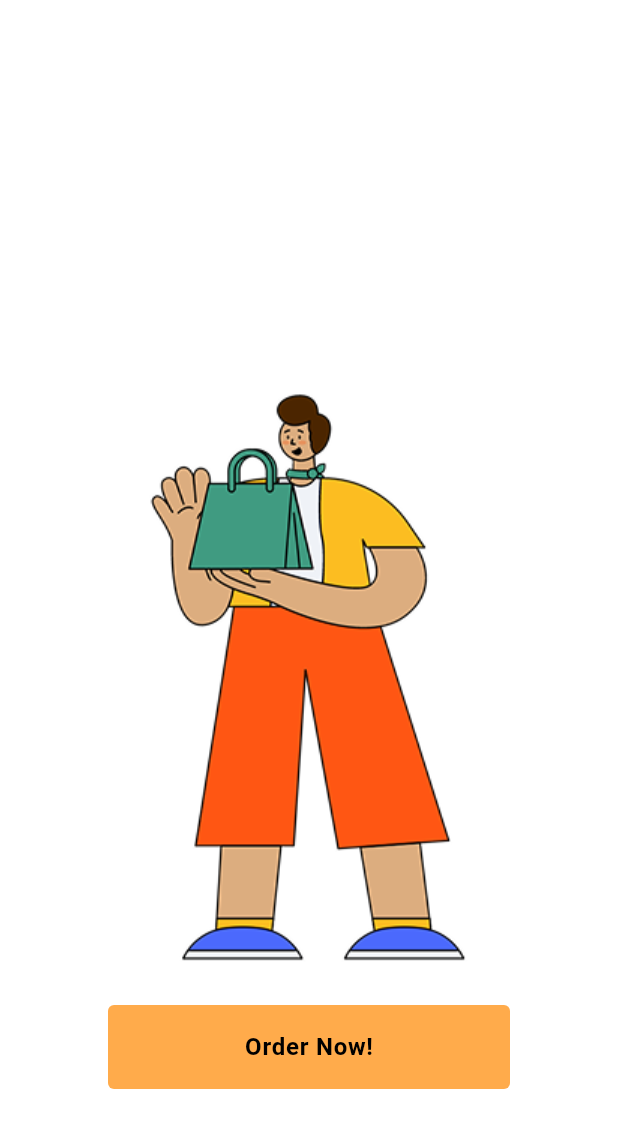
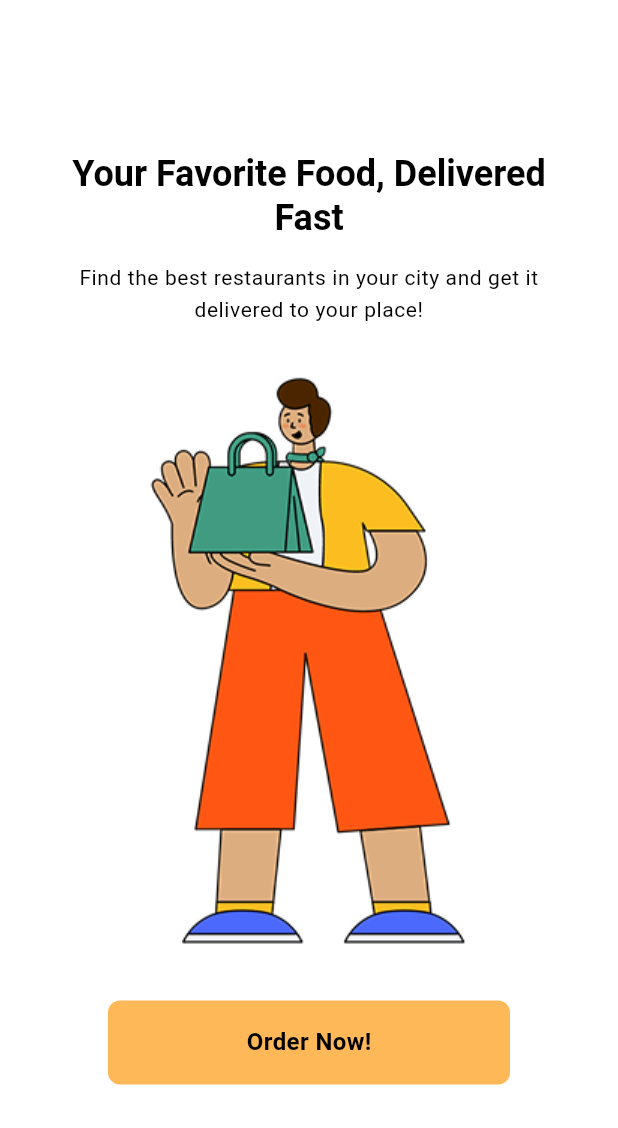
Before and after one commit to ssygnrchm/recipe_app, a Flutter app: the screen it shows after launch, on a phone screen of 412 x 824 dp. Shown: the top 1128 px of the screen. Run offline on Flutter 3.47's test engine with Material 3 defaults, Android fonts, the phone set to English and light mode, and no system bars.

Commit message:
implement appthe in views

```diff
--- a/lib/presentation/pages/food_category_screen.dart
+++ b/lib/presentation/pages/food_category_screen.dart
@@ -7,8 +7,8 @@ class FoodCategoryScreen extends StatelessWidget {
 
   @override
   Widget build(BuildContext context) {
+    final theme = Theme.of(context);
     return Scaffold(
-      backgroundColor: const Color(0xFF292929),
       body: Stack(
         children: [
           // Orange circle background
--- a/lib/presentation/pages/home_screen.dart
+++ b/lib/presentation/pages/home_screen.dart
@@ -2,14 +2,16 @@ import 'package:flutter/material.dart';
 import 'package:food_delivery_app/core/constants/colors.dart';
 import 'package:food_delivery_app/core/constants/text_styles.dart';
 import 'package:food_delivery_app/presentation/pages/food_category_screen.dart';
+import 'package:food_delivery_app/presentation/widgets/custom_text.dart';
 
 class HomeScreen extends StatelessWidget {
   const HomeScreen({super.key});
 
   @override
   Widget build(BuildContext context) {
+    final theme = Theme.of(context);
     return Scaffold(
-      backgroundColor: Colors.white,
+      // backgroundColor: Colors.white,
       bottomNavigationBar: const CustomBottomNavigationBar(),
       body: SafeArea(
         child: SingleChildScrollView(
@@ -30,7 +32,7 @@ class HomeScreen extends StatelessWidget {
                       child: SearchBar(
                         hintText: "Dishes, restaurants or cuisines",
                         leading: const Icon(Icons.search),
-                        padding: MaterialStateProperty.all(
+                        padding: WidgetStateProperty.all(
                           const EdgeInsets.symmetric(horizontal: 16),
                         ),
                       ),
@@ -41,7 +43,7 @@ class HomeScreen extends StatelessWidget {
                 const SizedBox(height: 24),
 
                 // Popular Categories Section
-                const Text("Popular categories", style: AppTextStyles.heading2),
+                CustomText.h1(context, "Popular Categories"),
 
                 const SizedBox(height: 16),
 
@@ -68,10 +70,7 @@ class HomeScreen extends StatelessWidget {
                 const SizedBox(height: 24),
 
                 // Special Menu Section
-                const Text(
-                  "Today's special menu",
-                  style: AppTextStyles.heading2,
-                ),
+                CustomText.h1(context, "Today's special menu"),
 
                 const SizedBox(height: 16),
 
@@ -105,10 +104,7 @@ class HomeScreen extends StatelessWidget {
                 const SizedBox(height: 24),
 
                 // Featured Restaurants Section
-                const Text(
-                  "Featured restaurants",
-                  style: AppTextStyles.heading2,
-                ),
+                CustomText.h1(context, "Featured restaurants"),
 
                 const SizedBox(height: 16),
 
--- a/lib/presentation/pages/welcome_screen.dart
+++ b/lib/presentation/pages/welcome_screen.dart
@@ -2,18 +2,33 @@ import 'package:flutter/material.dart';
 import 'package:food_delivery_app/presentation/pages/home_screen.dart';
 import 'package:food_delivery_app/presentation/widgets/custom_button.dart';
 import 'package:food_delivery_app/presentation/widgets/custom_text.dart';
+// import 'package:food_delivery_app/theme/app_theme.dart';
 
 class WelcomeScreen extends StatelessWidget {
   const WelcomeScreen({super.key});
   @override
   Widget build(BuildContext context) {
+    // Access the current theme
+    final theme = Theme.of(context);
+
     return Scaffold(
+      // The scaffold will automatically use the theme's scaffoldBackgroundColor
       body: Container(
-        constraints: BoxConstraints.expand(),
-        padding: EdgeInsets.all(16),
-        // decoration: BoxDecoration(color: Color.fromARGB(255, 57, 57, 57)),
+        constraints: const BoxConstraints.expand(),
+        padding: const EdgeInsets.all(16),
+        // Remove hardcoded decoration color, let theme handle it
+        // decoration: BoxDecoration(
+        //   // Create a gradient background
+        //   gradient: LinearGradient(
+        //     begin: Alignment.topCenter,
+        //     end: Alignment.bottomCenter,
+        //     colors: [
+        //       theme.colorScheme.background,
+        //       theme.colorScheme.primary.withOpacity(0.1),
+        //     ],
+        //   ),
+        // ),
         child: Column(
-          spacing: 24,
           mainAxisAlignment: MainAxisAlignment.center,
           crossAxisAlignment: CrossAxisAlignment.center,
           children: [
@@ -21,23 +36,24 @@ class WelcomeScreen extends StatelessWidget {
               padding: const EdgeInsets.symmetric(horizontal: 24),
               child: Column(
                 children: [
-                  CustomText(
-                    title: "Your Favorite Food, Delivered Fast",
-                    fsize: 32,
-                    fcolor: Colors.white,
-                    fweight: FontWeight.bold,
+                  // Use theme text styles instead of hardcoded styles
+                  CustomText.h1(
+                    context,
+                    "Your Favorite Food, Delivered Fast",
                     textAlign: TextAlign.center,
                   ),
-                  CustomText(
-                    title:
-                        "Find the best restaurants in your city and get it delivered to your place!",
-                    fsize: 14,
+                  const SizedBox(height: 16),
+                  CustomText.bodySmall(
+                    context,
+                    "Find the best restaurants in your city and get it delivered to your place!",
                     textAlign: TextAlign.center,
                   ),
                 ],
               ),
             ),
+            const SizedBox(height: 32),
             Image.asset("assets/images/welcome_image.png"),
+            const SizedBox(height: 32),
             Padding(
               padding: const EdgeInsets.symmetric(horizontal: 56),
               child: CustomButton(
@@ -45,7 +61,7 @@ class WelcomeScreen extends StatelessWidget {
                 onPressed: () {
                   Navigator.push(
                     context,
-                    MaterialPageRoute(builder: (context) => HomeScreen()),
+                    MaterialPageRoute(builder: (context) => const HomeScreen()),
                   );
                 },
               ),
--- a/lib/presentation/widgets/custom_button.dart
+++ b/lib/presentation/widgets/custom_button.dart
@@ -1,29 +1,60 @@
 import 'package:flutter/material.dart';
 import 'package:food_delivery_app/presentation/widgets/custom_text.dart';
+import 'package:food_delivery_app/theme/app_theme.dart';
 
 class CustomButton extends StatelessWidget {
-  const CustomButton({super.key, required this.title, this.onPressed});
+  const CustomButton({
+    super.key,
+    required this.title,
+    this.onPressed,
+    this.buttonStyle,
+    this.isSecondary = false,
+    this.isDanger = false,
+    this.isSuccess = false,
+  });
+
   final String title;
   final void Function()? onPressed;
+  final ButtonStyle? buttonStyle;
+  final bool isSecondary;
+  final bool isDanger;
+  final bool isSuccess;
 
   @override
   Widget build(BuildContext context) {
+    // Get button style based on type or use custom style if provided
+    ButtonStyle getButtonStyle() {
+      if (buttonStyle != null) {
+        return buttonStyle!;
+      } else if (isDanger) {
+        return AppTheme.dangerButtonStyle;
+      } else if (isSuccess) {
+        return AppTheme.successButtonStyle;
+      } else if (isSecondary) {
+        return AppTheme.secondaryButtonStyle;
+      } else {
+        return AppTheme.primaryButtonStyle;
+      }
+    }
+
+    // Calculate button width based on screen size
+    final Size buttonSize =
+        MediaQuery.of(context).size.width >= 768
+            ? Size(MediaQuery.of(context).size.width / 2.5, 56)
+            : Size(MediaQuery.of(context).size.width, 56);
+
     return ElevatedButton(
-      style: ElevatedButton.styleFrom(
-        backgroundColor: const Color.fromARGB(255, 255, 171, 75),
-        foregroundColor: Colors.white,
-        shape: RoundedRectangleBorder(borderRadius: BorderRadius.circular(4)),
-        fixedSize:
-            MediaQuery.of(context).size.width >= 768
-                ? Size(MediaQuery.of(context).size.width / 2.5, 56)
-                : Size(MediaQuery.of(context).size.width, 56),
+      style: getButtonStyle().copyWith(
+        // Override the fixed size while keeping all other style properties
+        fixedSize: WidgetStateProperty.all(buttonSize),
       ),
       onPressed: onPressed,
       child: CustomText(
         title: title,
         fsize: 16,
         fweight: FontWeight.bold,
-        fcolor: Colors.black,
+        // Let the button style determine text color based on the theme
+        fcolor: null,
       ),
     );
   }
--- a/lib/presentation/widgets/custom_text.dart
+++ b/lib/presentation/widgets/custom_text.dart
@@ -9,30 +9,197 @@ class CustomText extends StatelessWidget {
   final Color? fcolor;
   final double? letterSpacing;
   final double? wordSpacing;
+  final TextStyle? style;
+  final TextOverflow? overflow;
+  final int? maxLines;
 
   const CustomText({
     super.key,
     required this.title,
     this.textAlign,
-    this.fsize = 14,
-    this.fweight = FontWeight.normal,
-    this.fcolor = Colors.white,
+    this.fsize,
+    this.fweight,
+    this.fcolor,
     this.letterSpacing,
     this.wordSpacing,
+    this.style,
+    this.overflow,
+    this.maxLines,
   });
 
   @override
   Widget build(BuildContext context) {
+    // Get the current theme
+    final theme = Theme.of(context);
+
+    // If a custom style is provided, use it as the base style
+    // Otherwise, use the theme's bodyMedium text style as the base
+    TextStyle baseStyle =
+        style ?? theme.textTheme.bodyMedium ?? const TextStyle();
+
+    // Merge provided properties with the base style
+    // Only apply custom properties if they are not null
+    final mergedStyle = baseStyle.copyWith(
+      fontSize: fsize,
+      fontWeight: fweight,
+      color: fcolor,
+      letterSpacing: letterSpacing,
+      wordSpacing: wordSpacing,
+    );
+
     return Text(
       title,
       textAlign: textAlign,
-      style: TextStyle(
-        fontSize: fsize,
-        fontWeight: fweight,
-        color: fcolor,
-        letterSpacing: letterSpacing,
-        wordSpacing: wordSpacing,
-      ),
+      style: mergedStyle,
+      overflow: overflow,
+      maxLines: maxLines,
+    );
+  }
+
+  /// Factory constructor to create CustomText from theme text style
+  factory CustomText.fromTheme({
+    required BuildContext context,
+    required String title,
+    TextAlign? textAlign,
+    required TextStyle? themeStyle,
+    Color? overrideColor,
+    TextOverflow? overflow,
+    int? maxLines,
+  }) {
+    return CustomText(
+      title: title,
+      textAlign: textAlign,
+      style: themeStyle?.copyWith(color: overrideColor),
+      overflow: overflow,
+      maxLines: maxLines,
+    );
+  }
+
+  /// Display text style
+  static CustomText display1(
+    BuildContext context,
+    String title, {
+    Color? color,
+    TextAlign? textAlign,
+  }) {
+    return CustomText.fromTheme(
+      context: context,
+      title: title,
+      themeStyle: Theme.of(context).textTheme.displayLarge,
+      overrideColor: color,
+      textAlign: textAlign,
+    );
+  }
+
+  /// Heading 1 text style
+  static CustomText h1(
+    BuildContext context,
+    String title, {
+    Color? color,
+    TextAlign? textAlign,
+  }) {
+    return CustomText.fromTheme(
+      context: context,
+      title: title,
+      themeStyle: Theme.of(context).textTheme.headlineLarge,
+      overrideColor: color,
+      textAlign: textAlign,
+    );
+  }
+
+  /// Heading 2 text style
+  static CustomText h2(
+    BuildContext context,
+    String title, {
+    Color? color,
+    TextAlign? textAlign,
+  }) {
+    return CustomText.fromTheme(
+      context: context,
+      title: title,
+      themeStyle: Theme.of(context).textTheme.headlineMedium,
+      overrideColor: color,
+      textAlign: textAlign,
+    );
+  }
+
+  /// Body large text style
+  static CustomText bodyLarge(
+    BuildContext context,
+    String title, {
+    Color? color,
+    TextAlign? textAlign,
+  }) {
+    return CustomText.fromTheme(
+      context: context,
+      title: title,
+      themeStyle: Theme.of(context).textTheme.bodyLarge,
+      overrideColor: color,
+      textAlign: textAlign,
+    );
+  }
+
+  /// Body medium text style (default body text)
+  static CustomText body(
+    BuildContext context,
+    String title, {
+    Color? color,
+    TextAlign? textAlign,
+  }) {
+    return CustomText.fromTheme(
+      context: context,
+      title: title,
+      themeStyle: Theme.of(context).textTheme.bodyMedium,
+      overrideColor: color,
+      textAlign: textAlign,
+    );
+  }
+
+  /// Body small text style
+  static CustomText bodySmall(
+    BuildContext context,
+    String title, {
+    Color? color,
+    TextAlign? textAlign,
+  }) {
+    return CustomText.fromTheme(
+      context: context,
+      title: title,
+      themeStyle: Theme.of(context).textTheme.bodySmall,
+      overrideColor: color,
+      textAlign: textAlign,
+    );
+  }
+
+  /// Caption text style
+  static CustomText caption(
+    BuildContext context,
+    String title, {
+    Color? color,
+    TextAlign? textAlign,
+  }) {
+    return CustomText.fromTheme(
+      context: context,
+      title: title,
+      themeStyle: Theme.of(context).textTheme.labelSmall,
+      overrideColor: color,
+      textAlign: textAlign,
+    );
+  }
+
+  /// Button text style
+  static CustomText button(
+    BuildContext context,
+    String title, {
+    Color? color,
+    TextAlign? textAlign,
+  }) {
+    return CustomText.fromTheme(
+      context: context,
+      title: title,
+      themeStyle: Theme.of(context).textTheme.labelLarge,
+      overrideColor: color,
+      textAlign: textAlign,
     );
   }
 }
--- a/lib/theme/app_theme.dart
+++ b/lib/theme/app_theme.dart
@@ -10,11 +10,11 @@ class AppTheme {
   static ThemeData get lightTheme {
     return ThemeData(
       brightness: Brightness.light,
-      primaryColor: AppColors.active,
+      primaryColor: AppColors.warning,
       scaffoldBackgroundColor: Colors.white,
       cardColor: Colors.white,
       colorScheme: ColorScheme.light(
-        primary: AppColors.active,
+        primary: AppColors.warning,
         secondary: AppColors.accentBlue,
         error: AppColors.danger,
         background: Colors.white,
@@ -39,7 +39,7 @@ class AppTheme {
       ),
       elevatedButtonTheme: ElevatedButtonThemeData(
         style: ElevatedButton.styleFrom(
-          backgroundColor: AppColors.active,
+          backgroundColor: AppColors.warning,
           foregroundColor: Colors.white,
           elevation: 0,
           shape: RoundedRectangleBorder(borderRadius: BorderRadius.circular(8)),
@@ -49,8 +49,8 @@ class AppTheme {
       ),
       outlinedButtonTheme: OutlinedButtonThemeData(
         style: OutlinedButton.styleFrom(
-          foregroundColor: AppColors.active,
-          side: BorderSide(color: AppColors.active),
+          foregroundColor: AppColors.warning,
+          side: BorderSide(color: AppColors.warning),
           shape: RoundedRectangleBorder(borderRadius: BorderRadius.circular(8)),
           padding: const EdgeInsets.symmetric(horizontal: 24, vertical: 16),
           textStyle: AppTextStyles.buttonMedium,
@@ -58,7 +58,7 @@ class AppTheme {
       ),
       textButtonTheme: TextButtonThemeData(
         style: TextButton.styleFrom(
-          foregroundColor: AppColors.active,
+          foregroundColor: AppColors.warning,
           padding: const EdgeInsets.symmetric(horizontal: 16, vertical: 12),
           textStyle: AppTextStyles.buttonMedium,
         ),
@@ -97,7 +97,7 @@ class AppTheme {
         ),
         focusedBorder: OutlineInputBorder(
           borderRadius: BorderRadius.circular(8),
-          borderSide: BorderSide(color: AppColors.active, width: 2),
+          borderSide: BorderSide(color: AppColors.warning, width: 2),
         ),
         errorBorder: OutlineInputBorder(
           borderRadius: BorderRadius.circular(8),
@@ -120,8 +120,8 @@ class AppTheme {
       chipTheme: ChipThemeData(
         backgroundColor: AppColors.inkLightest,
         disabledColor: AppColors.inkLight,
-        selectedColor: AppColors.active,
-        secondarySelectedColor: AppColors.active,
+        selectedColor: AppColors.warning,
+        secondarySelectedColor: AppColors.warning,
         padding: const EdgeInsets.symmetric(horizontal: 12, vertical: 8),
         labelStyle: AppTextStyles.paragraphSmall,
         secondaryLabelStyle: AppTextStyles.paragraphSmall,
@@ -135,11 +135,11 @@ class AppTheme {
   static ThemeData get darkTheme {
     return ThemeData(
       brightness: Brightness.dark,
-      primaryColor: AppColors.active,
+      primaryColor: AppColors.warning,
       scaffoldBackgroundColor: Color(0xFF121212),
       cardColor: Color(0xFF1E1E1E),
       colorScheme: ColorScheme.dark(
-        primary: AppColors.active,
+        primary: AppColors.warning,
         secondary: AppColors.accentBlue,
         error: AppColors.danger,
         background: Color(0xFF121212),
@@ -167,7 +167,7 @@ class AppTheme {
       ),
       elevatedButtonTheme: ElevatedButtonThemeData(
         style: ElevatedButton.styleFrom(
-          backgroundColor: AppColors.active,
+          backgroundColor: AppColors.warning,
           foregroundColor: Colors.white,
           elevation: 0,
           shape: RoundedRectangleBorder(borderRadius: BorderRadius.circular(8)),
@@ -178,7 +178,7 @@ class AppTheme {
       outlinedButtonTheme: OutlinedButtonThemeData(
         style: OutlinedButton.styleFrom(
           foregroundColor: Colors.white,
-          side: BorderSide(color: AppColors.active),
+          side: BorderSide(color: AppColors.warning),
           shape: RoundedRectangleBorder(borderRadius: BorderRadius.circular(8)),
           padding: const EdgeInsets.symmetric(horizontal: 24, vertical: 16),
           textStyle: AppTextStyles.buttonMedium,
@@ -186,7 +186,7 @@ class AppTheme {
       ),
       textButtonTheme: TextButtonThemeData(
         style: TextButton.styleFrom(
-          foregroundColor: AppColors.active,
+          foregroundColor: AppColors.warning,
           padding: const EdgeInsets.symmetric(horizontal: 16, vertical: 12),
           textStyle: AppTextStyles.buttonMedium,
         ),
@@ -267,7 +267,7 @@ class AppTheme {
         ),
         focusedBorder: OutlineInputBorder(
           borderRadius: BorderRadius.circular(8),
-          borderSide: BorderSide(color: AppColors.active, width: 2),
+          borderSide: BorderSide(color: AppColors.warning, width: 2),
         ),
         errorBorder: OutlineInputBorder(
           borderRadius: BorderRadius.circular(8),
@@ -290,8 +290,8 @@ class AppTheme {
       chipTheme: ChipThemeData(
         backgroundColor: Color(0xFF2A2A2A),
         disabledColor: Color(0xFF3A3A3A),
-        selectedColor: AppColors.active,
-        secondarySelectedColor: AppColors.active,
+        selectedColor: AppColors.warning,
+        secondarySelectedColor: AppColors.warning,
         padding: const EdgeInsets.symmetric(horizontal: 12, vertical: 8),
         labelStyle: AppTextStyles.withColor(
           AppTextStyles.paragraphSmall,
@@ -320,7 +320,7 @@ class AppTheme {
   // Custom Button Styles
   static ButtonStyle get primaryButtonStyle {
     return ElevatedButton.styleFrom(
-      backgroundColor: AppColors.active,
+      backgroundColor: AppColors.warning,
       foregroundColor: Colors.white,
       elevation: 0,
       padding: const EdgeInsets.symmetric(horizontal: 24, vertical: 16),
@@ -365,7 +365,7 @@ class AppTheme {
   // Download button style based on your design mockups
   static ButtonStyle downloadButtonStyle({bool isDark = false}) {
     return ElevatedButton.styleFrom(
-      backgroundColor: isDark ? AppColors.active : AppColors.inkDarkest,
+      backgroundColor: isDark ? AppColors.warning : AppColors.inkDarkest,
       foregroundColor: Colors.white,
       elevation: 0,
       padding: const EdgeInsets.symmetric(horizontal: 20, vertical: 12),
```
